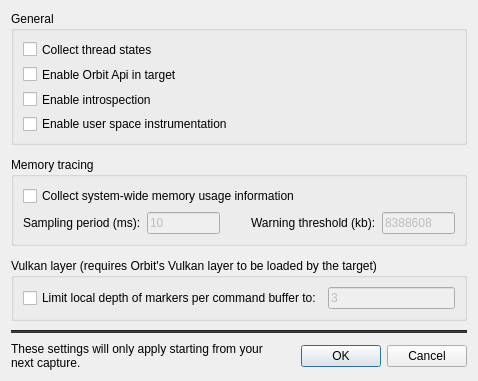
Qt form src/OrbitQt/CaptureOptionsDialog.ui (google/orbit) before a commit.
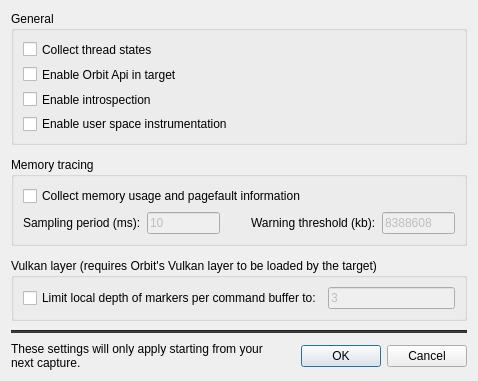
The same form after that commit.

Commit message:
Remove flag enable_cgroup_memory
With this change, we remove the enable_cgroup_memory feature flag.

Patch:
```diff
--- a/src/OrbitQt/CaptureOptionsDialog.ui
+++ b/src/OrbitQt/CaptureOptionsDialog.ui
@@ -108,7 +108,7 @@
         <item>
          <widget class="QCheckBox" name="collectMemoryInfoCheckBox">
           <property name="text">
-           <string>Collect system-wide memory usage information</string>
+           <string>Collect memory usage and pagefault information</string>
           </property>
          </widget>
         </item>
```
The commit also changes 8 other files.
